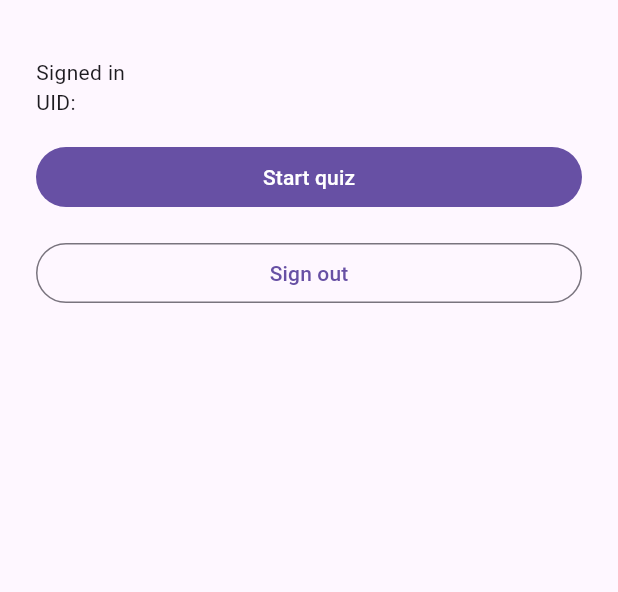
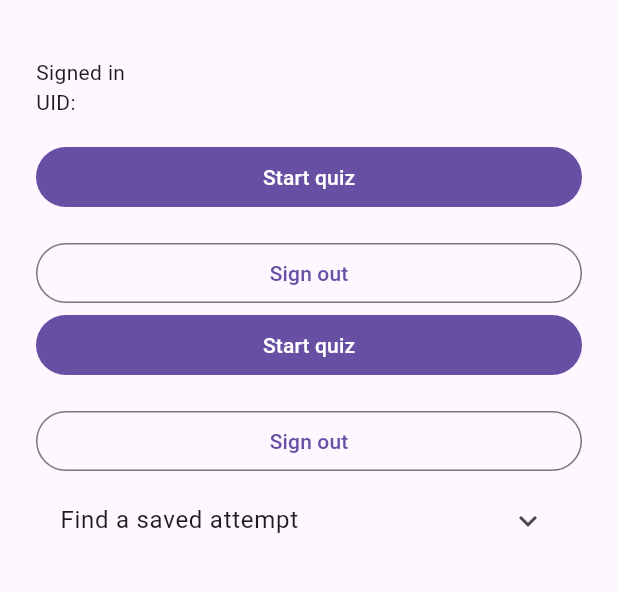
Before and after one commit to jemel119/cloud_quiz, a Flutter app: the screen it shows once a user with an empty profile is signed in, on a phone screen of 412 x 824 dp, the part 63-655 px from its top. Run offline on Flutter 3.47's test engine with Material 3 defaults, Android fonts, the phone set to English and light mode, and no system bars; our stand-ins replace cloud_firestore, firebase_auth, firebase_core, html_unescape; accounts and stored records are empty.

Commit message:
Retrieve saved quiz attempts after restart

```diff
--- a/lib/attempt_repository.dart
+++ b/lib/attempt_repository.dart
@@ -38,17 +38,35 @@ class QuizAttempt {
   }
 }
 
+class SavedAttempt {
+  const SavedAttempt({
+    required this.path,
+    required this.correctCount,
+    required this.submittedAt,
+  });
+
+  final String path;
+  final int correctCount;
+  final Timestamp submittedAt;
+}
+
 class AttemptRepository {
   AttemptRepository(this._firestore);
 
   final FirebaseFirestore _firestore;
 
-  DocumentReference<Map<String, dynamic>> reference(QuizAttempt attempt) {
+  DocumentReference<Map<String, dynamic>> reference(QuizAttempt attempt) =>
+      _referenceFor(attempt.uid, attempt.roundId);
+
+  DocumentReference<Map<String, dynamic>> _referenceFor(
+    String uid,
+    String roundId,
+  ) {
     return _firestore
         .collection('users')
-        .doc(attempt.uid)
+        .doc(uid)
         .collection('attempts')
-        .doc(attempt.roundId);
+        .doc(roundId);
   }
 
   Future<void> createOnce(QuizAttempt attempt) async {
@@ -72,8 +90,20 @@ class AttemptRepository {
 
   /// Returns null only when the server confirms the document is absent.
   Future<Timestamp?> verify(QuizAttempt attempt) async {
-    final snapshot = await reference(attempt)
-        .get(const GetOptions(source: Source.server));
+    final saved = await readSavedAttempt(attempt.uid, attempt.roundId);
+    if (saved == null) return null;
+
+    if (saved.correctCount != attempt.fixedFields['correctCount']) {
+      throw const AttemptCollision();
+    }
+
+    return saved.submittedAt;
+  }
+
+  /// Returns null only when the server confirms the document is absent.
+  Future<SavedAttempt?> readSavedAttempt(String uid, String roundId) async {
+    final ref = _referenceFor(uid, roundId);
+    final snapshot = await ref.get(const GetOptions(source: Source.server));
 
     if (snapshot.metadata.isFromCache || snapshot.metadata.hasPendingWrites) {
       throw const VerificationUnavailable();
@@ -82,17 +112,29 @@ class AttemptRepository {
     if (!snapshot.exists) return null;
 
     final data = snapshot.data();
-    if (data == null) throw const VerificationUnavailable();
+    if (data == null || data.length != 6) {
+      throw const VerificationUnavailable();
+    }
 
-    if (!attempt.matchesFixedFields(data)) {
+    final score = data['correctCount'];
+    final timestamp = data['submittedAt'];
+    if (score is! int || score < 0 || score > 10 || timestamp is! Timestamp) {
+      throw const VerificationUnavailable();
+    }
+
+    final expected = QuizAttempt(
+      uid: uid,
+      roundId: roundId,
+      correctCount: score,
+    );
+    if (!expected.matchesFixedFields(data)) {
       throw const AttemptCollision();
     }
 
-    final timestamp = data['submittedAt'];
-    if (data.length != 6 || timestamp is! Timestamp) {
-      throw const VerificationUnavailable();
-    }
-
-    return timestamp;
+    return SavedAttempt(
+      path: ref.path,
+      correctCount: score,
+      submittedAt: timestamp,
+    );
   }
 }
--- a/lib/main.dart
+++ b/lib/main.dart
@@ -4,6 +4,7 @@ import 'package:flutter/material.dart';
 
 import 'firebase_options.dart';
 import 'trivia_preview.dart';
+import 'saved_attempt_lookup.dart';
 
 Future<void> main() async {
   WidgetsFlutterBinding.ensureInitialized();
@@ -52,6 +53,11 @@ class _CloudQuizAppState extends State<CloudQuizApp> {
                   SelectableText('UID: ${user.uid}'),
                   const SizedBox(height: 16),
                   TriviaPreview(key: ValueKey(user.uid), uid: user.uid),
+                  TriviaPreview(key: ValueKey(user.uid), uid: user.uid),
+                  SavedAttemptLookup(
+                    key: ValueKey('lookup-${user.uid}'),
+                    uid: user.uid,
+                  ),
                 ],
               );
             },
--- /dev/null
+++ b/lib/saved_attempt_lookup.dart
@@ -0,0 +1,115 @@
+import 'package:cloud_firestore/cloud_firestore.dart';
+import 'package:firebase_auth/firebase_auth.dart';
+import 'package:flutter/material.dart';
+
+import 'attempt_repository.dart';
+
+class SavedAttemptLookup extends StatefulWidget {
+  const SavedAttemptLookup({super.key, required this.uid});
+
+  final String uid;
+
+  @override
+  State<SavedAttemptLookup> createState() => _SavedAttemptLookupState();
+}
+
+class _SavedAttemptLookupState extends State<SavedAttemptLookup> {
+  final _roundId = TextEditingController();
+  final _repository = AttemptRepository(FirebaseFirestore.instance);
+
+  bool _reading = false;
+  String? _message;
+  SavedAttempt? _saved;
+
+  @override
+  void dispose() {
+    _roundId.dispose();
+    super.dispose();
+  }
+
+  Future<void> _lookUp() async {
+    final uid = widget.uid;
+    if (_reading || FirebaseAuth.instance.currentUser?.uid != uid) return;
+
+    final roundId = _roundId.text.trim();
+    if (!RegExp(r'^[A-Za-z0-9]{20}$').hasMatch(roundId)) {
+      setState(() {
+        _saved = null;
+        _message = 'Enter the full 20-character round ID.';
+      });
+      return;
+    }
+
+    setState(() {
+      _reading = true;
+      _saved = null;
+      _message = 'Reading the attempt from Firestore…';
+    });
+
+    try {
+      final saved = await _repository.readSavedAttempt(uid, roundId);
+      if (!_isCurrentUser(uid)) return;
+
+      setState(() {
+        _saved = saved;
+        _message = saved == null
+            ? 'No saved attempt was found for this round ID.'
+            : 'Cloud verified';
+      });
+    } on FirebaseException catch (error) {
+      _showError(uid, switch (error.code) {
+        'permission-denied' => 'Firestore denied this lookup.',
+        'unauthenticated' => 'Sign in again to look up this attempt.',
+        'resource-exhausted' => 'Firestore reported a usage limit.',
+        _ => 'Server lookup unavailable. Check your connection and try again.',
+      });
+    } on AttemptCollision {
+      _showError(uid, 'The saved document does not match the Class A schema.');
+    } on VerificationUnavailable {
+      _showError(uid, 'The server result could not be verified. Try again.');
+    } finally {
+      if (_isCurrentUser(uid)) setState(() => _reading = false);
+    }
+  }
+
+  bool _isCurrentUser(String uid) =>
+      mounted &&
+      widget.uid == uid &&
+      FirebaseAuth.instance.currentUser?.uid == uid;
+
+  void _showError(String uid, String message) {
+    if (!_isCurrentUser(uid)) return;
+    setState(() => _message = message);
+  }
+
+  @override
+  Widget build(BuildContext context) {
+    return ExpansionTile(
+      title: const Text('Find a saved attempt'),
+      children: [
+        TextField(
+          controller: _roundId,
+          enabled: !_reading,
+          autocorrect: false,
+          decoration: const InputDecoration(labelText: 'Full round ID'),
+          onSubmitted: (_) => _lookUp(),
+        ),
+        const SizedBox(height: 8),
+        OutlinedButton(
+          onPressed: _reading ? null : _lookUp,
+          child: const Text('Read from server'),
+        ),
+        if (_message case final message?)
+          Semantics(liveRegion: true, child: Text(message)),
+        if (_saved case final saved?) ...[
+          SelectableText('Document: ${saved.path}'),
+          Text('Saved score: ${saved.correctCount} / 10'),
+          Text(
+            'Server timestamp: '
+            '${saved.submittedAt.toDate().toUtc().toIso8601String()}',
+          ),
+        ],
+      ],
+    );
+  }
+}
```
